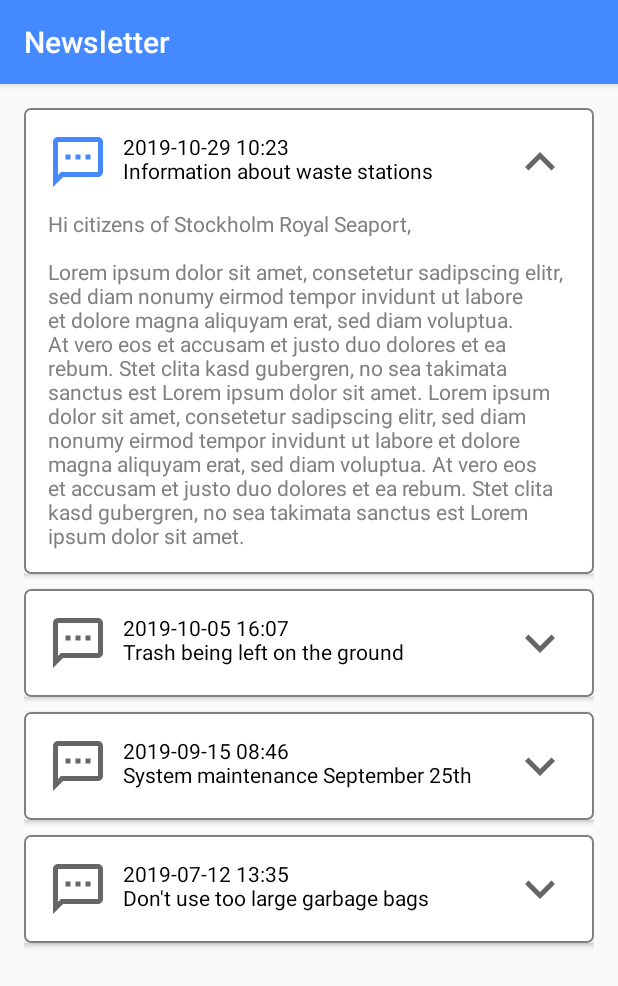
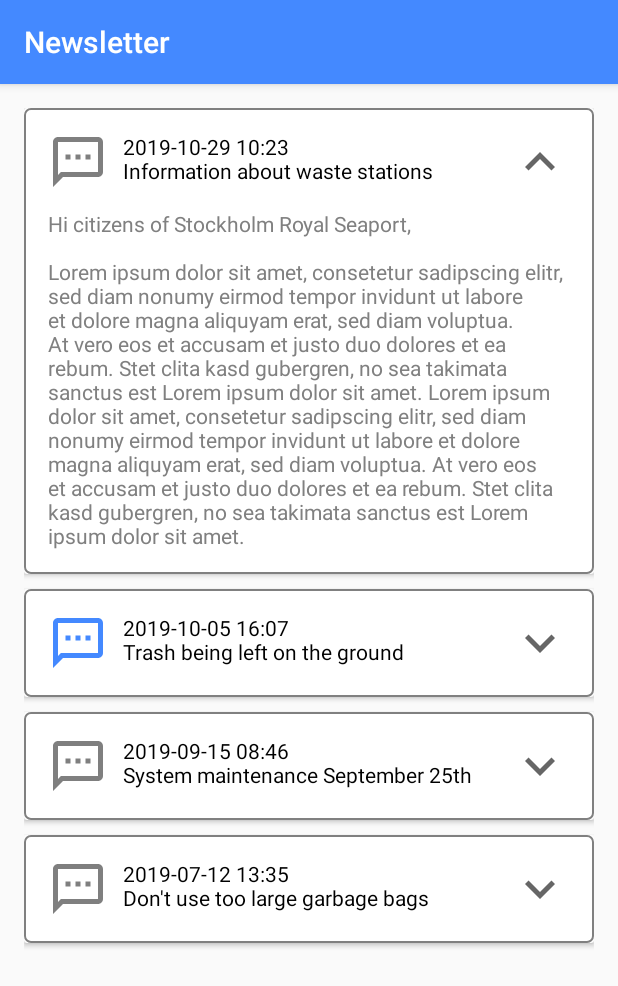
Before and after one commit to sabel94/SRSWasteManager, an Android app: the NewsletterActivity screen opened directly, with no data from a screen before it, after a tap on an icon or button, on a phone screen of 412 x 824 dp. Shown: the top 986 px of the screen. Run offline under Robolectric (Android 15) with nearby library versions, the phone set to English and light mode, and no system bars.

```diff
--- a/app/src/main/java/com/example/srswastemanager/NewsletterActivity.java
+++ b/app/src/main/java/com/example/srswastemanager/NewsletterActivity.java
@@ -1,5 +1,7 @@
 package com.example.srswastemanager;
 
+import android.graphics.Color;
+import android.media.Image;
 import android.support.v7.app.AppCompatActivity;
 import android.os.Bundle;
 import android.support.v7.widget.CardView;
@@ -34,6 +36,8 @@
         faq1.setOnClickListener(new View.OnClickListener() {
             @Override
             public void onClick(View view) {
+                ImageView newsletterIcon1 = (ImageView) findViewById(R.id.imageView11);
+                newsletterIcon1.setColorFilter(Color.parseColor("#7f7f7f"));
                 if (answer1.getVisibility() == View.GONE) {
                     answer1.setVisibility(View.VISIBLE);
                     arrow1.setBackgroundResource(0);
@@ -56,6 +60,8 @@
         faq2.setOnClickListener(new View.OnClickListener() {
             @Override
             public void onClick(View view) {
+                ImageView newsletterIcon2 = (ImageView) findViewById(R.id.imageView12);
+                newsletterIcon2.setColorFilter(Color.parseColor("#7f7f7f"));
                 if (answer2.getVisibility() == View.GONE) {
                     answer2.setVisibility(View.VISIBLE);
                     arrow2.setBackgroundResource(0);
@@ -78,6 +84,8 @@
         faq3.setOnClickListener(new View.OnClickListener() {
             @Override
             public void onClick(View view) {
+                ImageView newsletterIcon3 = (ImageView) findViewById(R.id.imageView13);
+                newsletterIcon3.setColorFilter(Color.parseColor("#7f7f7f"));
                 if (answer3.getVisibility() == View.GONE) {
                     answer3.setVisibility(View.VISIBLE);
                     arrow3.setBackgroundResource(0);
@@ -100,6 +108,8 @@
         faq4.setOnClickListener(new View.OnClickListener() {
             @Override
             public void onClick(View view) {
+                ImageView newsletterIcon4 = (ImageView) findViewById(R.id.imageView14);
+                newsletterIcon4.setColorFilter(Color.parseColor("#7f7f7f"));
                 if (answer4.getVisibility() == View.GONE) {
                     answer4.setVisibility(View.VISIBLE);
                     arrow4.setBackgroundResource(0);
--- a/app/src/main/res/layout/activity_newsletter.xml
+++ b/app/src/main/res/layout/activity_newsletter.xml
@@ -78,6 +78,7 @@
             android:layout_width="40dp"
             android:layout_height="40dp"
             android:src="@drawable/outline_sms_24"
+            android:tint="#4489ff"
             />
         <ImageView
             android:id="@+id/imageView2"
@@ -127,6 +128,7 @@
             android:layout_width="40dp"
             android:layout_height="40dp"
             android:src="@drawable/outline_sms_24"
+            android:tint="#7f7f7f"
             />
         <ImageView
             android:id="@+id/imageView3"
@@ -176,6 +178,7 @@
             android:layout_width="40dp"
             android:layout_height="40dp"
             android:src="@drawable/outline_sms_24"
+            android:tint="#7f7f7f"
             />
         <ImageView
             android:id="@+id/imageView4"
```
